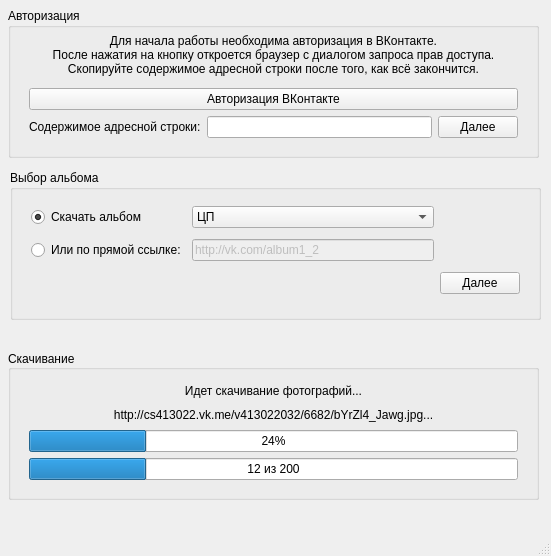
First picture: the form in mainwindow.ui, repository akkez/VkPhotoSaver, before the edit.
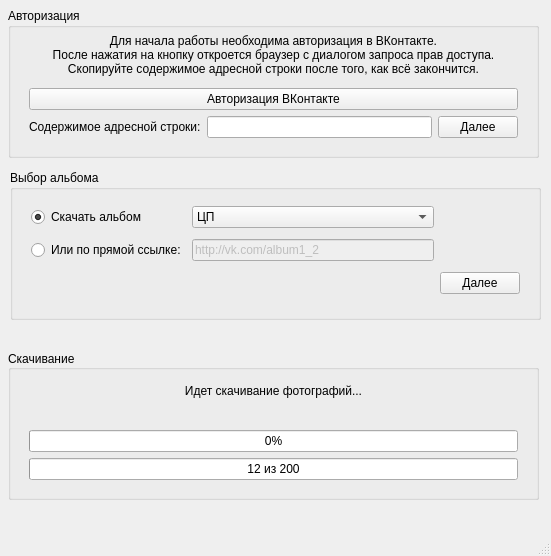
Second picture: the form after the edit.

Commit message: Retrieving photo URLs from albums

```diff
--- a/mainwindow.ui
+++ b/mainwindow.ui
@@ -191,7 +191,7 @@
       <item>
        <widget class="QLabel" name="label_4">
         <property name="text">
-         <string>http://cs413022.vk.me/v413022032/6682/bYrZl4_Jawg.jpg...</string>
+         <string/>
         </property>
         <property name="alignment">
          <set>Qt::AlignCenter</set>
@@ -201,14 +201,14 @@
       <item>
        <widget class="QProgressBar" name="progressBar">
         <property name="value">
-         <number>24</number>
+         <number>0</number>
         </property>
        </widget>
       </item>
       <item>
        <widget class="QProgressBar" name="totalProgressBar">
         <property name="value">
-         <number>24</number>
+         <number>0</number>
         </property>
         <property name="format">
          <string>12 из 200</string>
```
Left out of the diff: 4 changed lines with no effect on the pictures. The commit also changes 2 other files.
